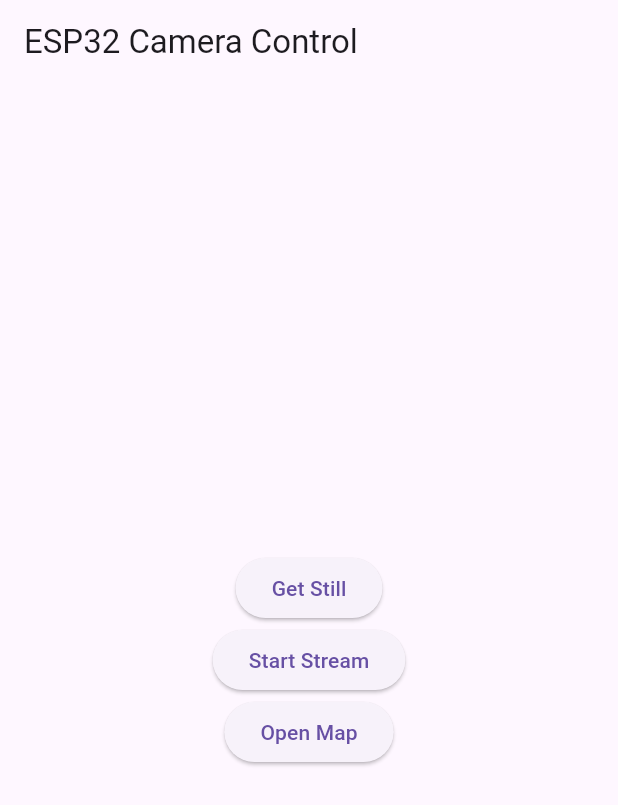
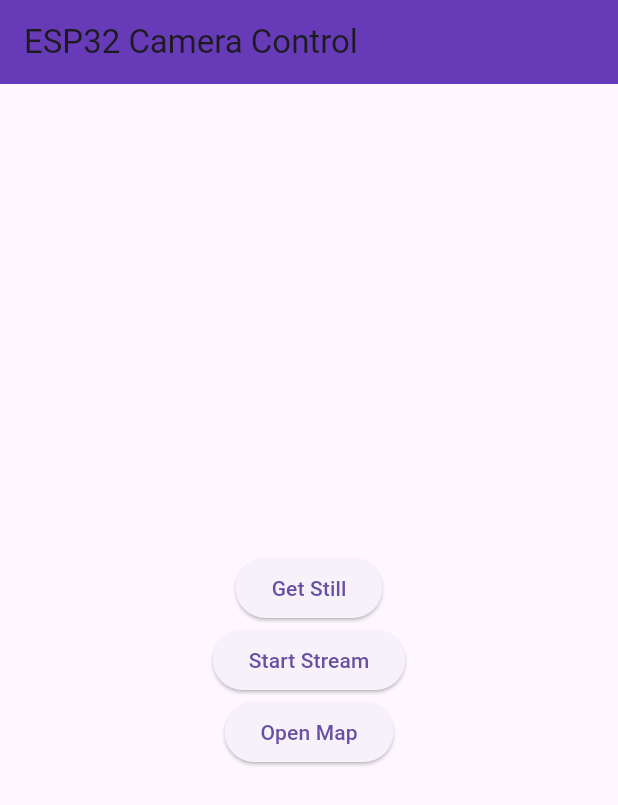
Before and after one commit to Sajmon410/flutter-esp32, a Flutter app: the screen it shows after launch, on a phone screen of 412 x 824 dp. Shown: the top 805 px of the screen. Run offline on Flutter 3.47's test engine with Material 3 defaults, Android fonts, the phone set to English and light mode, and no system bars; our stand-ins replace google_maps_flutter, location; missing offline and left inert: flutter_mjpeg, photo_manager.

Commit message:
UI/UX started.

```diff
--- a/flutter_esp32/lib/main.dart
+++ b/flutter_esp32/lib/main.dart
@@ -186,7 +186,9 @@ class _CameraScreenState extends State<CameraScreen> {
   @override
   Widget build(BuildContext context) {
     return Scaffold(
-      appBar: AppBar(title: const Text('ESP32 Camera Control')),
+      appBar: AppBar(
+        title: const Text('ESP32 Camera Control'),
+        backgroundColor: Colors.deepPurple,),
       body: Center(
         child: Column(
           mainAxisAlignment: MainAxisAlignment.center,
@@ -243,7 +245,10 @@ class StreamScreen extends StatelessWidget {
   @override
   Widget build(BuildContext context) {
     return Scaffold(
-      appBar: AppBar(title: const Text('ESP32 Stream')),
+      appBar: AppBar(
+        title: const Text('ESP32 Stream'),
+        backgroundColor: Colors.deepPurple,
+        ),
       body: Center(
          child: Column(
           mainAxisAlignment: MainAxisAlignment.center,
```
Also changed, not shown: flutter_esp32/key.env (deleted).
